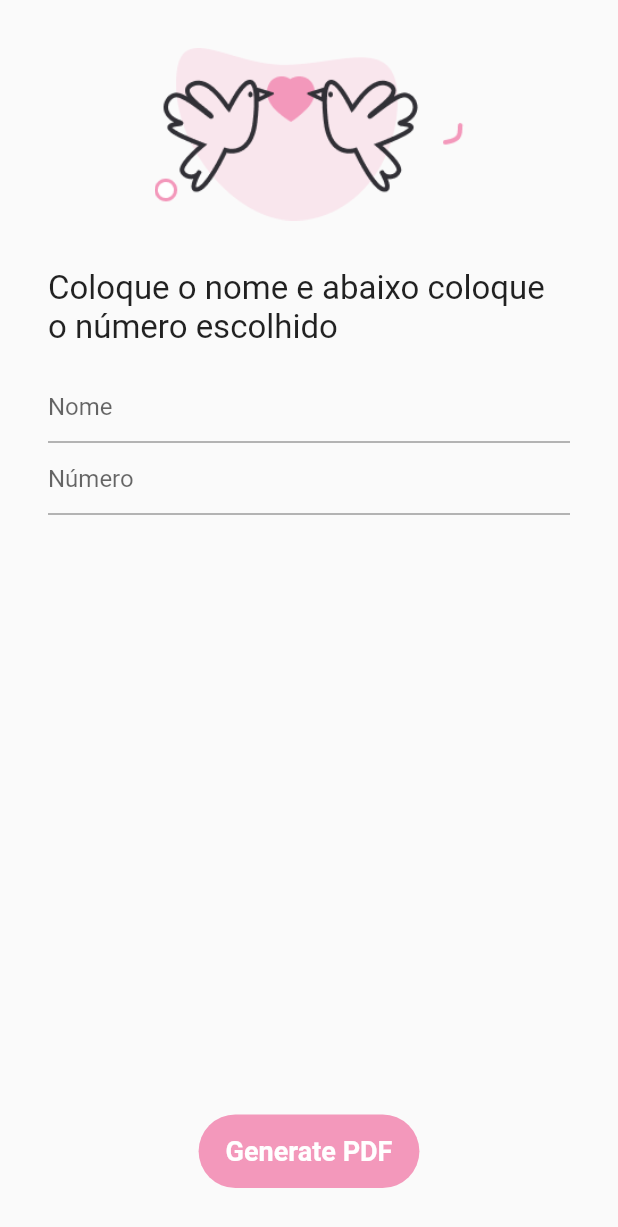
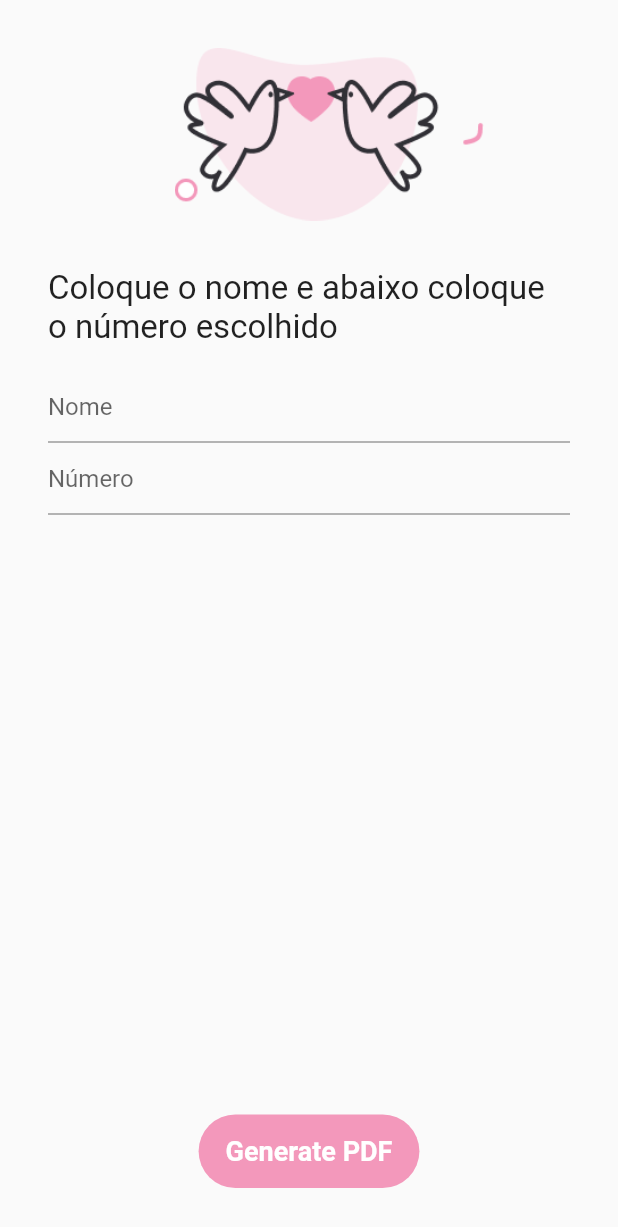
Before and after one commit to HerculesGit/rifa, a Flutter app: the screen it shows after launch, on a phone screen of 412 x 824 dp. Shown: the top 1227 px of the screen. Run offline on Flutter 3.47's test engine with Material 2 defaults, Android fonts, the phone set to English and light mode, and no system bars; drawn by our look-alikes of oktoast; our stand-ins replace get, permission_handler; missing offline and left inert: docx_template.

Commit message:
try center pombo image

```diff
--- a/lib/screen/home/home_screen.dart
+++ b/lib/screen/home/home_screen.dart
@@ -25,8 +25,7 @@ class HomeScreen extends GetView<HomeController> {
             () => Column(
               children: [
                 const SizedBox(height: kLayoutMargin),
-                Image.asset('$kImageAssets/pombos.png',
-                    width: Get.context!.width / 2),
+                _buildImageContainer(),
                 const SizedBox(height: kLayoutMargin),
                 const Text(
                   'Coloque o nome e abaixo coloque o número escolhido',
@@ -53,6 +52,16 @@ class HomeScreen extends GetView<HomeController> {
           ),
         ),
       ),
+    );
+  }
+
+  Widget _buildImageContainer() {
+    return Row(
+      mainAxisAlignment: MainAxisAlignment.center,
+      children: [
+        const SizedBox(width: kLayoutMargin - 5),
+        Image.asset('$kImageAssets/pombos.png', width: Get.context!.width / 2),
+      ],
     );
   }
 
```
